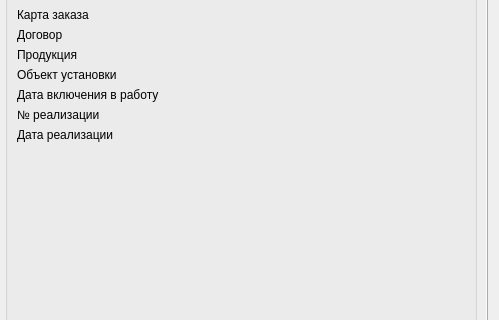
First picture: the form in Remont/cardprodwindow.ui, repository AlexeyScherbakov2021/Remont2, before the edit; both pictures show x 496 to 995 and y 107 to 427 of the 995 by 568 pixel window.
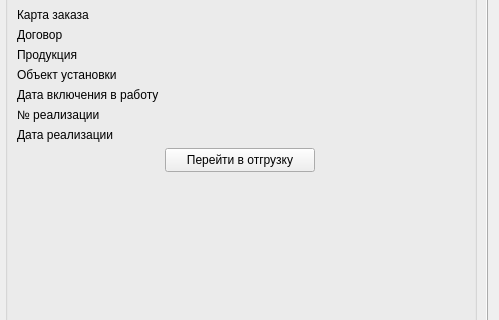
Second picture: the form after the edit. Icons and pictures are not drawn. Custom widgets are drawn as their Qt base class.

Patch:
```diff
--- a/Remont/cardprodwindow.ui
+++ b/Remont/cardprodwindow.ui
@@ -423,7 +423,7 @@
             </property>
            </widget>
           </item>
-          <item row="9" column="1">
+          <item row="11" column="1">
            <spacer name="verticalSpacer_2">
             <property name="orientation">
              <enum>Qt::Orientation::Vertical</enum>
@@ -455,6 +455,34 @@
             </property>
            </widget>
           </item>
+          <item row="9" column="1">
+           <widget class="QPushButton" name="pbToShip">
+            <property name="sizePolicy">
+             <sizepolicy hsizetype="Fixed" vsizetype="Fixed">
+              <horstretch>0</horstretch>
+              <verstretch>0</verstretch>
+             </sizepolicy>
+            </property>
+            <property name="minimumSize">
+             <size>
+              <width>150</width>
+              <height>24</height>
+             </size>
+            </property>
+            <property name="maximumSize">
+             <size>
+              <width>150</width>
+              <height>16777215</height>
+             </size>
+            </property>
+            <property name="text">
+             <string>Перейти в отгрузку</string>
+            </property>
+            <property name="flat">
+             <bool>false</bool>
+            </property>
+           </widget>
+          </item>
          </layout>
         </widget>
        </item>
```
